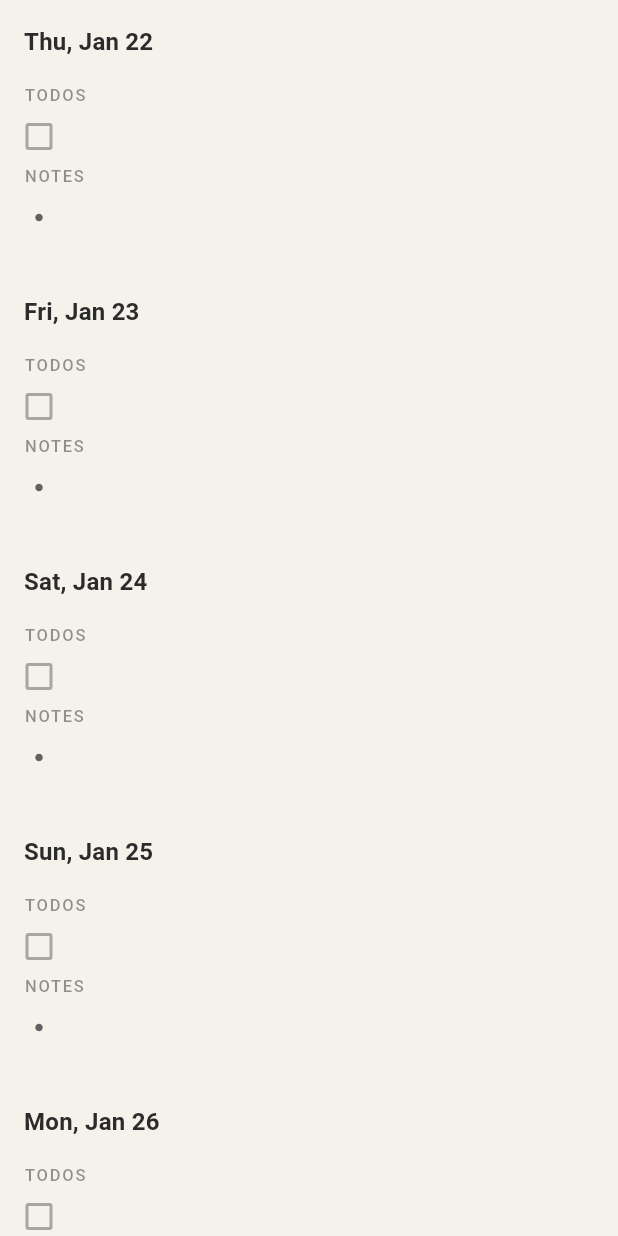
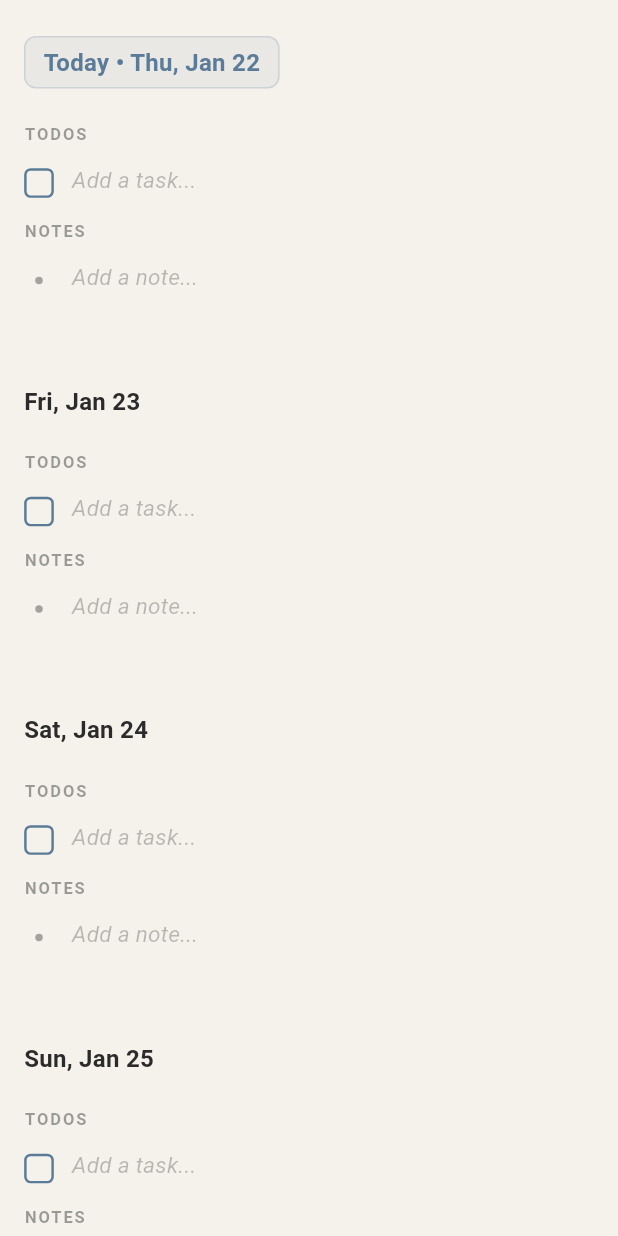
Before and after one commit to elibdev/lifelog, a Flutter app: the screen it shows after launch, on a phone screen of 412 x 824 dp. Run offline on Flutter 3.47's test engine with Material 3 defaults, Android fonts, the phone set to English and light mode, and no system bars; our stand-ins replace sqflite; accounts and stored records are empty.

Commit message:
Add delightful micro-interactions and visual polish
Joyful enhancements for daily use:
- Strikethrough text for completed todos (satisfying visual feedback)
- Highlight today's date with subtle blue accent and "Today •" label
- Smooth 200ms animations for focus states (AnimatedContainer)
- Refined spacing rhythm (more breathing room between sections)
- Subtle background highlight when editing text fields
- Placeholder hints ("Add a task...", "Add a note...") in italic
- More refined bullet points (smaller, better opacity)
- Larger checkboxes with rounded corners and custom theme
- Better typography (improved line height and letter spacing)
- Completed todos fade to 50% opacity for better hierarchy

These micro-interactions create a more polished, joyful daily experience.

```diff
--- a/lib/main.dart
+++ b/lib/main.dart
@@ -29,19 +29,32 @@ class LifelogApp extends StatelessWidget {
           titleMedium: TextStyle(
             fontSize: 16,
             fontWeight: FontWeight.w600,
-            letterSpacing: 0.15,
+            letterSpacing: 0.2,
+            height: 1.3,
           ),
           // Section titles (TODOS/NOTES): small, uppercase, spaced
           labelMedium: TextStyle(
             fontSize: 11,
             fontWeight: FontWeight.w500,
-            letterSpacing: 1.2,
+            letterSpacing: 1.3,
+            height: 1.2,
           ),
           // Body text: comfortable reading size with good line height
           bodyMedium: TextStyle(
             fontSize: 15,
-            height: 1.5,
-            letterSpacing: 0.1,
+            height: 1.6,
+            letterSpacing: 0.15,
+          ),
+        ),
+
+        // Checkbox theme for smoother, more refined appearance
+        checkboxTheme: CheckboxThemeData(
+          shape: RoundedRectangleBorder(
+            borderRadius: BorderRadius.circular(4),
+          ),
+          side: const BorderSide(
+            color: Color(0xFF5B7C99),
+            width: 1.5,
           ),
         ),
 
--- a/lib/widgets/journal_screen.dart
+++ b/lib/widgets/journal_screen.dart
@@ -43,6 +43,12 @@ class _JournalScreenState extends State<JournalScreen> {
   String _formatDateHeader(String isoDate) {
     final dateTime = DateTime.parse(isoDate);
     return DateFormat('EEE, MMM d').format(dateTime);
+  }
+
+  bool _isToday(String isoDate) {
+    final date = DateTime.parse(isoDate);
+    final now = DateTime.now();
+    return date.year == now.year && date.month == now.month && date.day == now.day;
   }
 
   // Get a flat ordered list of all record IDs currently loaded
@@ -197,18 +203,38 @@ class _JournalScreenState extends State<JournalScreen> {
                       final todos = records.whereType<TodoRecord>().toList();
                       final notes = records.whereType<NoteRecord>().toList();
 
+                      final isToday = _isToday(date);
+
                       return Column(
                         crossAxisAlignment: CrossAxisAlignment.start,
                         children: [
-                          // Date header
+                          // Date header - highlighted if today
                           Padding(
-                            padding: const EdgeInsets.fromLTRB(16.0, 16.0, 16.0, 8.0),
+                            padding: const EdgeInsets.fromLTRB(16.0, 24.0, 16.0, 12.0),
                             child: Align(
                               alignment: Alignment.centerLeft,
+                              child: Container(
+                                padding: isToday
+                                    ? const EdgeInsets.symmetric(horizontal: 12, vertical: 6)
+                                    : EdgeInsets.zero,
+                                decoration: isToday
+                                    ? BoxDecoration(
+                                        color: Theme.of(context).colorScheme.primary.withOpacity(0.08),
+                                        borderRadius: BorderRadius.circular(8),
+                                        border: Border.all(
+                                          color: Theme.of(context).colorScheme.primary.withOpacity(0.2),
+                                          width: 1,
+                                        ),
+                                      )
+                                    : null,
                                 child: Text(
-                                _formatDateHeader(date),
+                                  isToday ? 'Today • ${_formatDateHeader(date)}' : _formatDateHeader(date),
                                   style: Theme.of(context).textTheme.titleMedium?.copyWith(
-                                      fontWeight: FontWeight.w600,
+                                        fontWeight: isToday ? FontWeight.w700 : FontWeight.w600,
+                                        color: isToday
+                                            ? Theme.of(context).colorScheme.primary
+                                            : Theme.of(context).colorScheme.onSurface,
+                                      ),
                                 ),
                               ),
                             ),
@@ -234,7 +260,7 @@ class _JournalScreenState extends State<JournalScreen> {
                             onDelete: _handleDeleteRecord,
                             onNavigate: _handleNavigate,
                           ),
-                          const SizedBox(height: 24),
+                          const SizedBox(height: 32),
                         ],
                       );
                     },
@@ -259,18 +285,38 @@ class _JournalScreenState extends State<JournalScreen> {
                       final todos = records.whereType<TodoRecord>().toList();
                       final notes = records.whereType<NoteRecord>().toList();
 
+                      final isToday = _isToday(date);
+
                       return Column(
                         crossAxisAlignment: CrossAxisAlignment.start,
                         children: [
-                          // Date header
+                          // Date header - highlighted if today
                           Padding(
-                            padding: const EdgeInsets.fromLTRB(16.0, 16.0, 16.0, 8.0),
+                            padding: const EdgeInsets.fromLTRB(16.0, 24.0, 16.0, 12.0),
                             child: Align(
                               alignment: Alignment.centerLeft,
+                              child: Container(
+                                padding: isToday
+                                    ? const EdgeInsets.symmetric(horizontal: 12, vertical: 6)
+                                    : EdgeInsets.zero,
+                                decoration: isToday
+                                    ? BoxDecoration(
+                                        color: Theme.of(context).colorScheme.primary.withOpacity(0.08),
+                                        borderRadius: BorderRadius.circular(8),
+                                        border: Border.all(
+                                          color: Theme.of(context).colorScheme.primary.withOpacity(0.2),
+                                          width: 1,
+                                        ),
+                                      )
+                                    : null,
                                 child: Text(
-                                _formatDateHeader(date),
+                                  isToday ? 'Today • ${_formatDateHeader(date)}' : _formatDateHeader(date),
                                   style: Theme.of(context).textTheme.titleMedium?.copyWith(
-                                      fontWeight: FontWeight.w600,
+                                        fontWeight: isToday ? FontWeight.w700 : FontWeight.w600,
+                                        color: isToday
+                                            ? Theme.of(context).colorScheme.primary
+                                            : Theme.of(context).colorScheme.onSurface,
+                                      ),
                                 ),
                               ),
                             ),
@@ -296,7 +342,7 @@ class _JournalScreenState extends State<JournalScreen> {
                             onDelete: _handleDeleteRecord,
                             onNavigate: _handleNavigate,
                           ),
-                          const SizedBox(height: 24),
+                          const SizedBox(height: 32),
                         ],
                       );
                     },
--- a/lib/widgets/record_section.dart
+++ b/lib/widgets/record_section.dart
@@ -153,11 +153,12 @@ class _RecordSectionState extends State<RecordSection> {
       children: [
         // Section title (TODOS / NOTES)
         Padding(
-          padding: const EdgeInsets.fromLTRB(16.0, 8.0, 16.0, 8.0),
+          padding: const EdgeInsets.fromLTRB(16.0, 12.0, 16.0, 8.0),
           child: Text(
             widget.title,
             style: Theme.of(context).textTheme.labelMedium?.copyWith(
-              color: Theme.of(context).colorScheme.onSurface.withOpacity(0.5),
+              color: Theme.of(context).colorScheme.onSurface.withOpacity(0.45),
+              fontWeight: FontWeight.w600,
             ),
           ),
         ),
--- a/lib/widgets/record_widget.dart
+++ b/lib/widgets/record_widget.dart
@@ -38,6 +38,11 @@ class _RecordWidgetState extends State<RecordWidget> {
     _controller = TextEditingController(text: widget.record.content);
     _debouncer = Debouncer();
     _focusNode = FocusNode();
+
+    // Rebuild when focus changes to show/hide focus background
+    _focusNode.addListener(() {
+      if (mounted) setState(() {});
+    });
 
     // Auto-focus if requested
     if (widget.autofocus) {
@@ -113,30 +118,43 @@ class _RecordWidgetState extends State<RecordWidget> {
   Widget build(BuildContext context) {
     final record = widget.record;
     final isEmpty = record.content.isEmpty;
+    final isChecked = record is TodoRecord && record.checked;
 
     return Padding(
-        padding: const EdgeInsets.symmetric(horizontal: 16.0),
+        padding: const EdgeInsets.symmetric(horizontal: 16.0, vertical: 4.0),
         child: Row(
           crossAxisAlignment: CrossAxisAlignment.start,
           children: [
-            // Leading widget (polymorphic!)
+            // Leading widget (polymorphic!) - checkbox or bullet
             Padding(
-              padding: const EdgeInsets.only(top: 2.0, right: 8.0),
+              padding: const EdgeInsets.only(top: 4.0, right: 12.0),
               child: SizedBox(
                 width: 20,
                 height: 20,
                 child: record is TodoRecord
-                    ? GestureDetector(
-                        onTap: isEmpty ? null : () => _handleCheckboxToggle(!record.checked),
+                    ? Transform.scale(
+                        scale: 1.1, // Slightly larger for easier clicking
                         child: Checkbox(
                           value: record.checked,
                           onChanged: isEmpty ? null : _handleCheckboxToggle,
                           materialTapTargetSize: MaterialTapTargetSize.shrinkWrap,
                           visualDensity: VisualDensity.compact,
+                          // Smooth animation when checking/unchecking
+                          shape: RoundedRectangleBorder(
+                            borderRadius: BorderRadius.circular(4),
+                          ),
                         ),
                       )
                     : Center(
-                        child: Icon(Icons.circle, size: 6, color: Colors.grey[700]),
+                        // More refined bullet point
+                        child: Container(
+                          width: 5,
+                          height: 5,
+                          decoration: BoxDecoration(
+                            color: Theme.of(context).colorScheme.onSurface.withOpacity(0.4),
+                            shape: BoxShape.circle,
+                          ),
+                        ),
                       ),
               ),
             ),
@@ -158,19 +176,49 @@ class _RecordWidgetState extends State<RecordWidget> {
                   }
                   return KeyEventResult.ignored;
                 },
+                child: AnimatedContainer(
+                  // Smooth transition when focus changes (200ms animation)
+                  duration: const Duration(milliseconds: 200),
+                  curve: Curves.easeOut,
+                  // Subtle background on focus for better feedback
+                  decoration: _focusNode.hasFocus && !isEmpty
+                      ? BoxDecoration(
+                          color: Theme.of(context).colorScheme.primary.withOpacity(0.03),
+                          borderRadius: BorderRadius.circular(4),
+                        )
+                      : null,
+                  padding: _focusNode.hasFocus && !isEmpty
+                      ? const EdgeInsets.symmetric(horizontal: 6, vertical: 2)
+                      : EdgeInsets.zero,
                   child: TextField(
                     controller: _controller,
                     focusNode: _focusNode,
-                  decoration: const InputDecoration(
+                    decoration: InputDecoration(
                       border: InputBorder.none,
                       isDense: true,
                       contentPadding: EdgeInsets.zero,
+                      // Subtle hint for empty fields
+                      hintText: isEmpty ? (record is TodoRecord ? 'Add a task...' : 'Add a note...') : null,
+                      hintStyle: TextStyle(
+                        color: Theme.of(context).colorScheme.onSurface.withOpacity(0.3),
+                        fontStyle: FontStyle.italic,
                       ),
-                  // Use theme's body text style for consistent typography
-                  style: Theme.of(context).textTheme.bodyMedium,
+                    ),
+                    // Strikethrough for completed todos - satisfying visual feedback!
+                    style: Theme.of(context).textTheme.bodyMedium?.copyWith(
+                      decoration: isChecked ? TextDecoration.lineThrough : null,
+                      decorationColor: Theme.of(context).colorScheme.onSurface.withOpacity(0.4),
+                      color: isChecked
+                          ? Theme.of(context).colorScheme.onSurface.withOpacity(0.5)
+                          : null,
+                    ),
                     maxLines: null,
                     textInputAction: TextInputAction.done,
-                  onChanged: (_) => _handleTextChange(),
+                    onChanged: (_) {
+                      _handleTextChange();
+                      // Rebuild to update focus background
+                      setState(() {});
+                    },
                     onSubmitted: (_) {
                       // Save current text immediately
                       if (_controller.text.isNotEmpty && _controller.text != widget.record.content) {
@@ -187,6 +235,7 @@ class _RecordWidgetState extends State<RecordWidget> {
                   ),
                 ),
               ),
+            ),
           ],
         ),
     );
```
Lines whose indentation alone changed are shown as unchanged.
